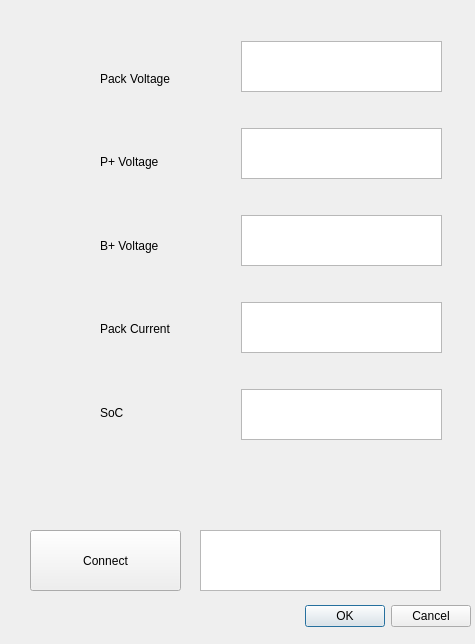
raymondkavlick/bms_interface, file bms_ui.ui: the form before one commit.
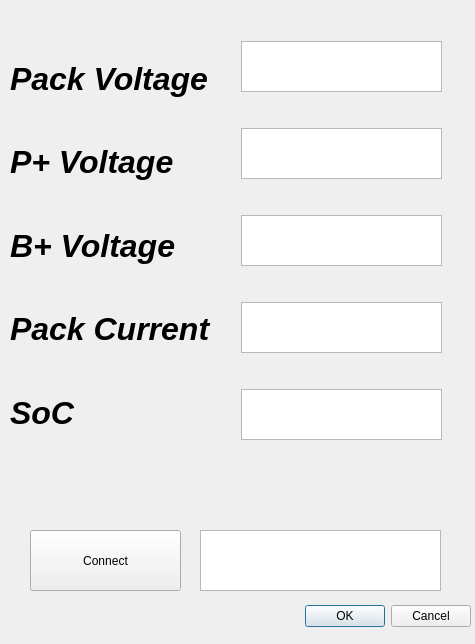
The form after the commit.

Commit message: Uploading to github for file transfer. WIP.

```diff
--- a/bms_ui.ui
+++ b/bms_ui.ui
@@ -101,18 +101,34 @@
     </rect>
    </property>
   </widget>
-  <widget class="QWidget" name="">
+  <widget class="QWidget" name="layoutWidget">
    <property name="geometry">
     <rect>
-     <x>100</x>
+     <x>10</x>
      <y>40</y>
-     <width>111</width>
+     <width>201</width>
      <height>411</height>
     </rect>
    </property>
+   <property name="font">
+    <font>
+     <pointsize>24</pointsize>
+     <weight>75</weight>
+     <italic>true</italic>
+     <bold>true</bold>
+    </font>
+   </property>
    <layout class="QVBoxLayout" name="verticalLayout">
     <item>
      <widget class="QLabel" name="label_6">
+      <property name="font">
+       <font>
+        <pointsize>24</pointsize>
+        <weight>75</weight>
+        <italic>true</italic>
+        <bold>true</bold>
+       </font>
+      </property>
       <property name="text">
        <string>Pack Voltage</string>
       </property>
@@ -120,6 +136,14 @@
     </item>
     <item>
      <widget class="QLabel" name="label_7">
+      <property name="font">
+       <font>
+        <pointsize>24</pointsize>
+        <weight>75</weight>
+        <italic>true</italic>
+        <bold>true</bold>
+       </font>
+      </property>
       <property name="text">
        <string>P+ Voltage</string>
       </property>
@@ -127,6 +151,14 @@
     </item>
     <item>
      <widget class="QLabel" name="label_8">
+      <property name="font">
+       <font>
+        <pointsize>24</pointsize>
+        <weight>75</weight>
+        <italic>true</italic>
+        <bold>true</bold>
+       </font>
+      </property>
       <property name="text">
        <string>B+ Voltage</string>
       </property>
@@ -134,6 +166,14 @@
     </item>
     <item>
      <widget class="QLabel" name="label_9">
+      <property name="font">
+       <font>
+        <pointsize>24</pointsize>
+        <weight>75</weight>
+        <italic>true</italic>
+        <bold>true</bold>
+       </font>
+      </property>
       <property name="text">
        <string>Pack Current</string>
       </property>
@@ -141,6 +181,14 @@
     </item>
     <item>
      <widget class="QLabel" name="label_10">
+      <property name="font">
+       <font>
+        <pointsize>24</pointsize>
+        <weight>75</weight>
+        <italic>true</italic>
+        <bold>true</bold>
+       </font>
+      </property>
       <property name="text">
        <string>SoC</string>
       </property>
```
Left out of the diff: 50 changed lines with no effect on the pictures.
